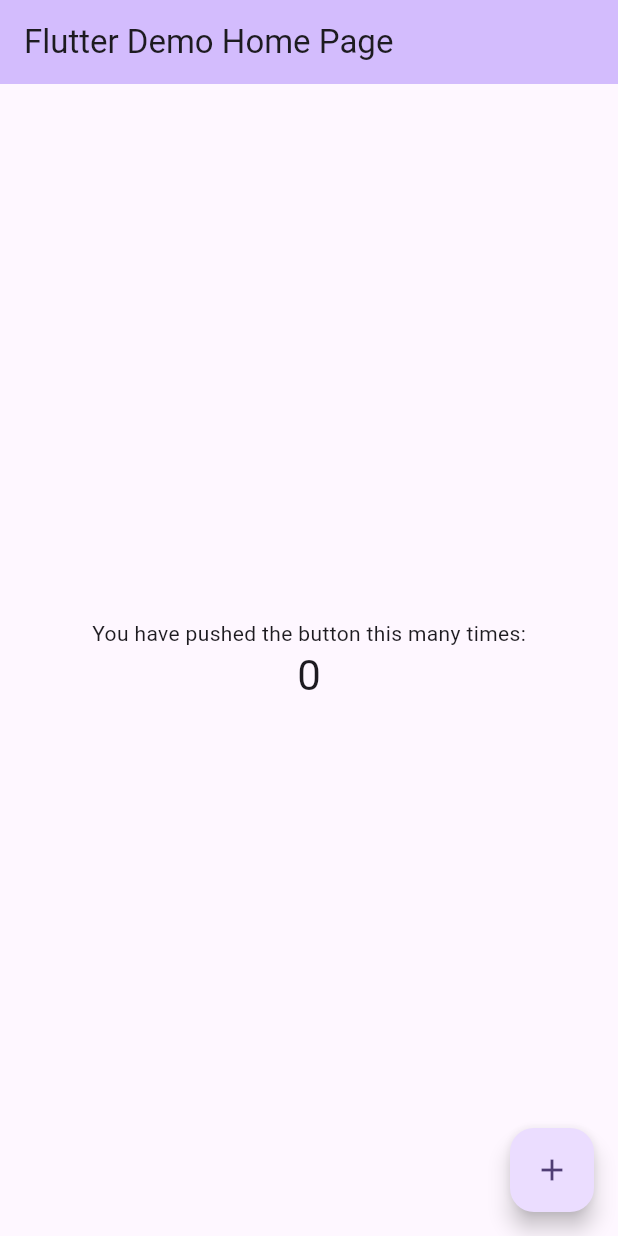
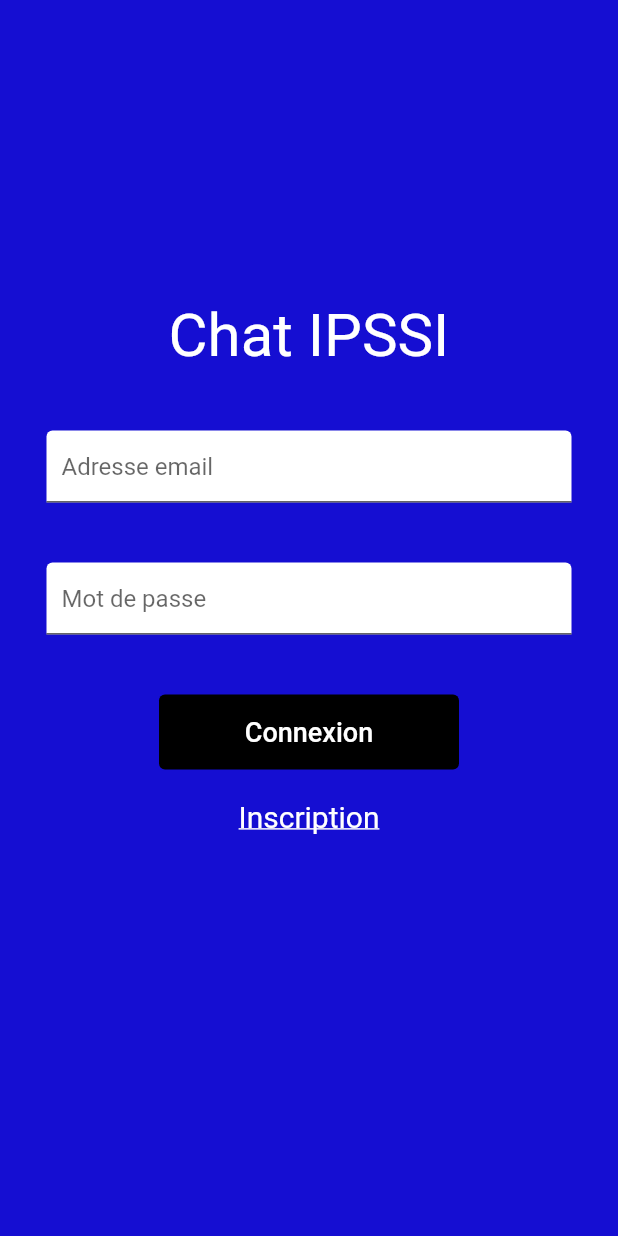
Before and after one commit to jonathan-gu/Chat-IPSSI, a Flutter app: the screen it shows after launch, on a phone screen of 412 x 824 dp. Run offline on Flutter 3.47's test engine with Material 2 defaults, Android fonts, the phone set to English and light mode, and no system bars.

Commit message:
add connection page

```diff
--- a/lib/main.dart
+++ b/lib/main.dart
@@ -1,125 +1,87 @@
 import 'package:flutter/material.dart';
 
 void main() {
-  runApp(const MyApp());
+  runApp(
+    MaterialApp(home: HomePage()),
+  );
 }
 
-class MyApp extends StatelessWidget {
-  const MyApp({super.key});
-
-  // This widget is the root of your application.
+class HomePage extends StatelessWidget {
   @override
   Widget build(BuildContext context) {
-    return MaterialApp(
-      title: 'Flutter Demo',
-      theme: ThemeData(
-        // This is the theme of your application.
-        //
-        // TRY THIS: Try running your application with "flutter run". You'll see
-        // the application has a blue toolbar. Then, without quitting the app,
-        // try changing the seedColor in the colorScheme below to Colors.green
-        // and then invoke "hot reload" (save your changes or press the "hot
-        // reload" button in a Flutter-supported IDE, or press "r" if you used
-        // the command line to start the app).
-        //
-        // Notice that the counter didn't reset back to zero; the application
-        // state is not lost during the reload. To reset the state, use hot
-        // restart instead.
-        //
-        // This works for code too, not just values: Most code changes can be
-        // tested with just a hot reload.
-        colorScheme: ColorScheme.fromSeed(seedColor: Colors.deepPurple),
-        useMaterial3: true,
+    return Scaffold(
+      // appBar: AppBar(
+      //   title: Text('Chat IPSSI'),
+      //   backgroundColor: Color.fromRGBO(21, 14, 210, 100),
+      // )
+      body: Container(
+        color: Color.fromRGBO(21, 14, 210, 100),
+        height: double.infinity,
+        width: double.infinity,
+        child: const Center(
+          child: Column(
+            children: [
+              SizedBox(height: 200),
+              Text(
+                'Chat IPSSI',
+                style: TextStyle(color: Colors.white, fontSize: 40),
               ),
-      home: const MyHomePage(title: 'Flutter Demo Home Page'),
-    );
-  }
-}
-
-class MyHomePage extends StatefulWidget {
-  const MyHomePage({super.key, required this.title});
-
-  // This widget is the home page of your application. It is stateful, meaning
-  // that it has a State object (defined below) that contains fields that affect
-  // how it looks.
-
-  // This class is the configuration for the state. It holds the values (in this
-  // case the title) provided by the parent (in this case the App widget) and
-  // used by the build method of the State. Fields in a Widget subclass are
-  // always marked "final".
-
-  final String title;
-
-  @override
-  State<MyHomePage> createState() => _MyHomePageState();
-}
-
-class _MyHomePageState extends State<MyHomePage> {
-  int _counter = 0;
-
-  void _incrementCounter() {
-    setState(() {
-      // This call to setState tells the Flutter framework that something has
-      // changed in this State, which causes it to rerun the build method below
-      // so that the display can reflect the updated values. If we changed
-      // _counter without calling setState(), then the build method would not be
-      // called again, and so nothing would appear to happen.
-      _counter++;
-    });
-  }
-
-  @override
-  Widget build(BuildContext context) {
-    // This method is rerun every time setState is called, for instance as done
-    // by the _incrementCounter method above.
-    //
-    // The Flutter framework has been optimized to make rerunning build methods
-    // fast, so that you can just rebuild anything that needs updating rather
-    // than having to individually change instances of widgets.
-    return Scaffold(
-      appBar: AppBar(
-        // TRY THIS: Try changing the color here to a specific color (to
-        // Colors.amber, perhaps?) and trigger a hot reload to see the AppBar
-        // change color while the other colors stay the same.
-        backgroundColor: Theme.of(context).colorScheme.inversePrimary,
-        // Here we take the value from the MyHomePage object that was created by
-        // the App.build method, and use it to set our appbar title.
-        title: Text(widget.title),
+              SizedBox(height: 40),
+              SizedBox(
+                width: 350,
+                child: TextField(
+                  decoration: InputDecoration(
+                    contentPadding: EdgeInsets.all(10),
+                    fillColor: Colors.white,
+                    filled: true,
+                    hintText: 'Adresse email',
                   ),
-      body: Center(
-        // Center is a layout widget. It takes a single child and positions it
-        // in the middle of the parent.
-        child: Column(
-          // Column is also a layout widget. It takes a list of children and
-          // arranges them vertically. By default, it sizes itself to fit its
-          // children horizontally, and tries to be as tall as its parent.
-          //
-          // Column has various properties to control how it sizes itself and
-          // how it positions its children. Here we use mainAxisAlignment to
-          // center the children vertically; the main axis here is the vertical
-          // axis because Columns are vertical (the cross axis would be
-          // horizontal).
-          //
-          // TRY THIS: Invoke "debug painting" (choose the "Toggle Debug Paint"
-          // action in the IDE, or press "p" in the console), to see the
-          // wireframe for each widget.
-          mainAxisAlignment: MainAxisAlignment.center,
-          children: <Widget>[
-            const Text(
-              'You have pushed the button this many times:',
                 ),
+              ),
+              SizedBox(height: 40),
+              SizedBox(
+                width: 350,
+                child: TextField(
+                  decoration: InputDecoration(
+                    contentPadding: EdgeInsets.all(10),
+                    fillColor: Colors.white,
+                    filled: true,
+                    hintText: 'Mot de passe',
+                  ),
+                ),
+              ),
+              SizedBox(height: 40),
+              SizedBox(
+                height: 50,
+                width: 200,
+                child: ElevatedButton(
+                  style: ButtonStyle(
+                    foregroundColor: MaterialStatePropertyAll(Colors.white),
+                    backgroundColor: MaterialStatePropertyAll(Colors.black),
+                  ),
+                  onPressed: null,
+                  child: Text(
+                    'Connexion',
+                    style: TextStyle(
+                      fontSize: 18
+                    ),
+                  )
+                )
+              ),
+              SizedBox(height: 20),
               Text(
-              '$_counter',
-              style: Theme.of(context).textTheme.headlineMedium,
+                'Inscription',
+                style: TextStyle(
+                  color: Colors.white,
+                  fontSize: 20,
+                  decoration: TextDecoration.underline,
+                  decorationThickness: 1,
+                ),
               ),
             ],
           ),
         ),
-      floatingActionButton: FloatingActionButton(
-        onPressed: _incrementCounter,
-        tooltip: 'Increment',
-        child: const Icon(Icons.add),
-      ), // This trailing comma makes auto-formatting nicer for build methods.
+      ),
     );
   }
 }
```
Lines whose indentation alone changed are shown as unchanged.
